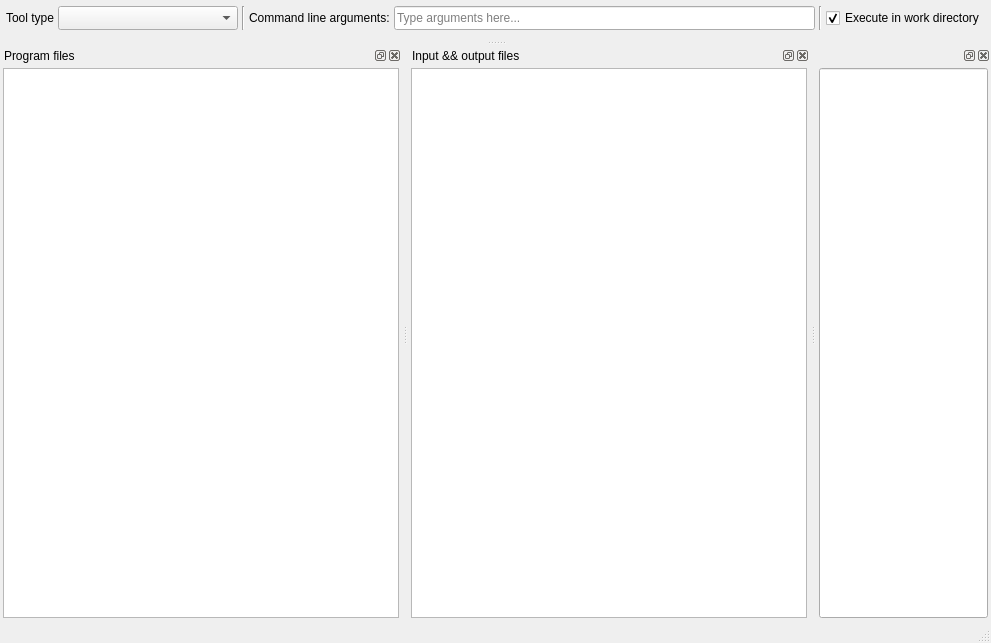
First picture: the form in spine_items/tool/ui/tool_specification_form.ui, repository spine-tools/spine-items, before the edit.
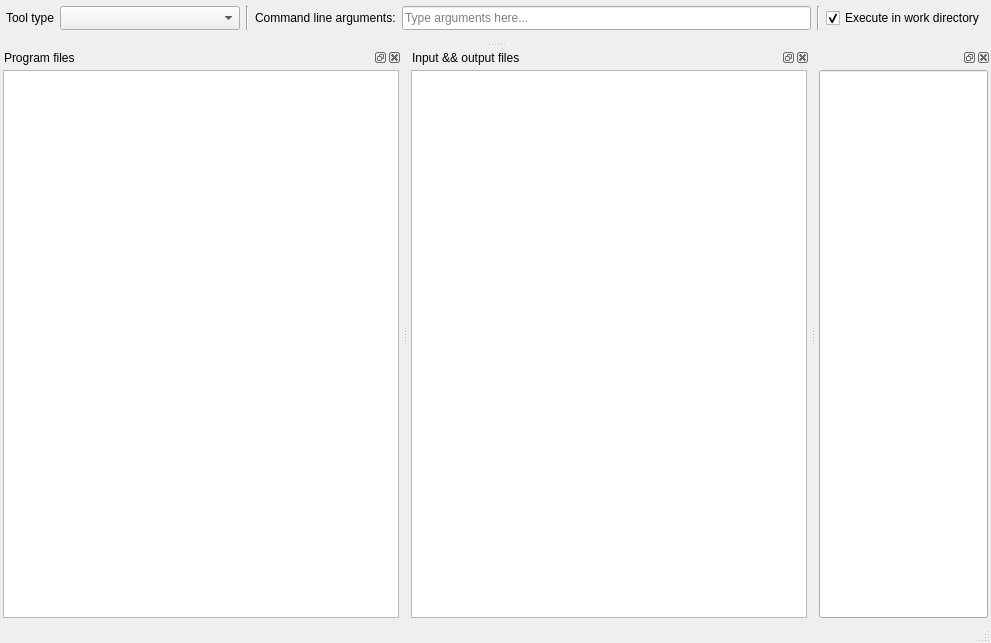
Second picture: the form after the edit. Icons and pictures are not drawn. Custom widgets are drawn as their Qt base class.

```diff
--- a/spine_items/tool/ui/tool_specification_form.ui
+++ b/spine_items/tool/ui/tool_specification_form.ui
@@ -37,7 +37,7 @@
    </property>
    <layout class="QVBoxLayout" name="verticalLayout_3">
     <property name="spacing">
-     <number>4</number>
+     <number>6</number>
     </property>
     <property name="leftMargin">
      <number>6</number>
```
